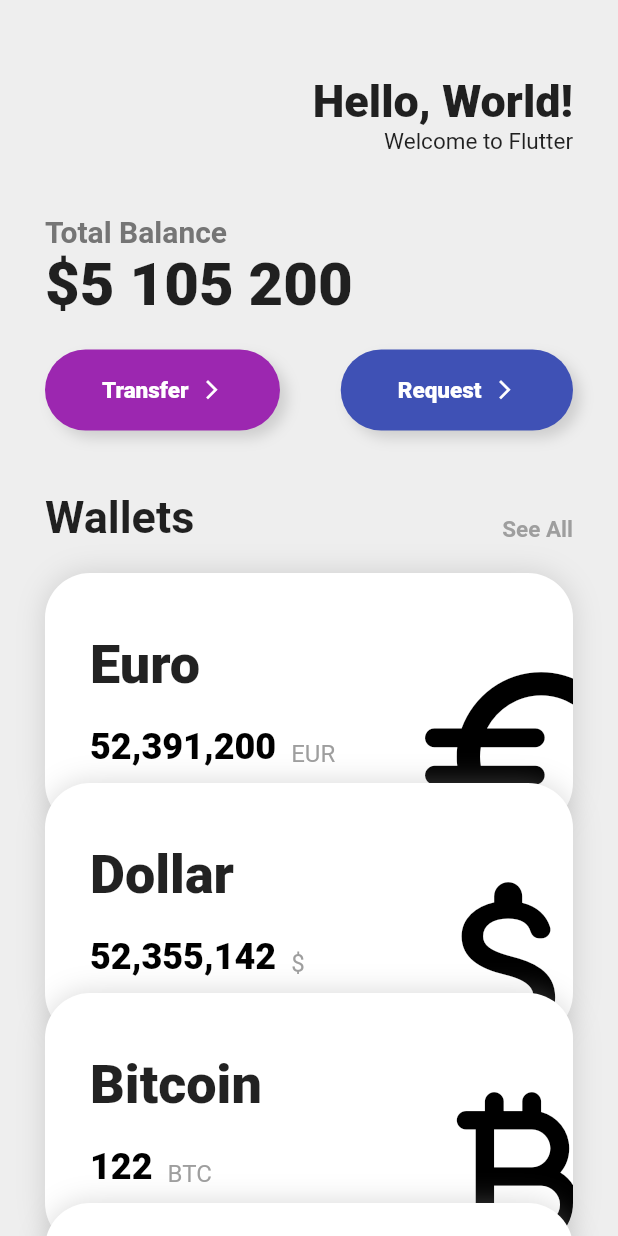
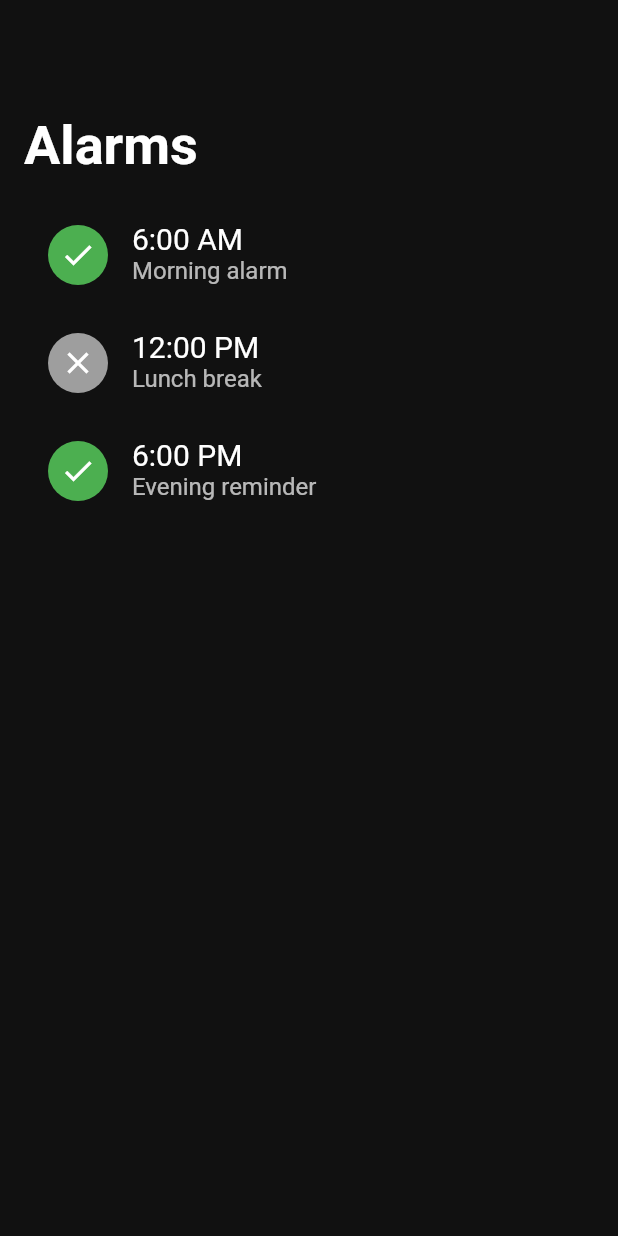
Before and after one commit to s-saens/nomad_flutter_toonflix, a Flutter app: the screen it shows after launch, on a phone screen of 412 x 824 dp. Run offline on Flutter 3.47's test engine with Material 2 defaults, Android fonts, the phone set to English and light mode, and no system bars.

Commit message:
Alarm scene made by chat-gpt

```diff
--- a/lib/main.dart
+++ b/lib/main.dart
@@ -1,150 +1,17 @@
+import 'package:flutter/material.dart';
+import 'pages/home.dart';
 
-import 'package:flutter/material.dart';
-import 'widgets/button.dart';
-import 'widgets/mycard.dart';
-
-void main() {
-  runApp(const MyApp());
-}
+void main() => runApp(const MyApp());
 
 class MyApp extends StatelessWidget {
-  const MyApp({Key? key}) : super(key: key);
+  const MyApp({super.key});
 
   @override
   Widget build(BuildContext context) {
     return MaterialApp(
-      title: 'Flutter Demo',
-      theme: ThemeData(
-        primarySwatch: Colors.amber,
-      ),
-      home: Scaffold(
-        backgroundColor: Colors.grey[200],
-        body: SingleChildScrollView(
-          child: Padding(
-            padding: const EdgeInsets.all(30),
-            child: Column(
-              children: [
-                const SizedBox(height: 20),
-                Row(
-                  mainAxisAlignment: MainAxisAlignment.end,
-                  children: [
-                    Column(
-                      crossAxisAlignment: CrossAxisAlignment.end,
-                      children: const [
-                        Text(
-                          'Hello, World!',
-                          style: TextStyle(
-                            fontSize: 30,
-                            fontWeight: FontWeight.w800,
-                          ),
-                        ),
-                        Text(
-                          'Welcome to Flutter',
-                          style: TextStyle(
-                            fontSize: 15,
-                          ),
-                        ),
-                      ],
-                    ),
-                  ],
-                ),
-                const SizedBox(height: 40),
-                Row(
-                  children: [
-                    Column(
-                      crossAxisAlignment: CrossAxisAlignment.start,
-                      children: [
-                        Text(
-                          "Total Balance",
-                          style: TextStyle(
-                            color: Colors.grey[600],
-                            fontSize: 20,
-                            fontWeight: FontWeight.bold,
-                          ),
-                        ),
-                        const Text(
-                          "\$5 105 200",
-                          style: TextStyle(
-                            fontSize: 40,
-                            fontWeight: FontWeight.w800,
-                          ),
-                        )
-                      ],
-                    ),
-                  ],
-                ),
-                const SizedBox(height: 20),
-                Row(
-                  mainAxisAlignment: MainAxisAlignment.spaceBetween,
-                  children: [
-                    Button(
-                      text: "Transfer",
-                      backgroundColor: Colors.primaries[2],
-                      fontColor: Colors.white,
-                    ),
-                    Button(
-                      text: "Request",
-                      backgroundColor: Colors.primaries[4],
-                      fontColor: Colors.white,
-                    ),
-                  ],
-                ),
-                const SizedBox(height: 40),
-                Row(
-                  mainAxisAlignment: MainAxisAlignment.spaceBetween,
-                  crossAxisAlignment: CrossAxisAlignment.end,
-                  children: const [
-                    Text(
-                      "Wallets",
-                      style: TextStyle(
-                        fontSize: 30,
-                        fontWeight: FontWeight.bold,
-                      ),
-                    ),
-                    Text(
-                      "See All",
-                      style: TextStyle(
-                        fontSize: 15,
-                        fontWeight: FontWeight.bold,
-                        color: Colors.grey,
-                      ),
-                    ),
-                  ],
-                ),
-                const SizedBox(height: 20),
-                const MyCard(
-                  title: "Euro",
-                  amount: 52391200,
-                  unit: "EUR",
-                  iconData: Icons.euro_rounded,
-                  order: 0,
-                ),
-                const MyCard(
-                  title: "Dollar",
-                  amount: 52355142,
-                  unit: "\$",
-                  iconData: Icons.attach_money_rounded,
-                  order: 1,
-                ),
-                const MyCard(
-                  title: "Bitcoin",
-                  amount: 122,
-                  unit: "BTC",
-                  iconData: Icons.currency_bitcoin_rounded,
-                  order: 2,
-                ),
-                const MyCard(
-                  title: "Ethereum",
-                  amount: 52391200,
-                  unit: "ETH",
-                  iconData: Icons.e_mobiledata_rounded,
-                  order: 3,
-                ),
-              ],
-            ),
-          ),
-        ),
-      ),
+      title: 'Alarm made by Chat-GPT',
+      theme: ThemeData.dark(),
+      home: const HomePage(),
     );
   }
 }
--- /dev/null
+++ b/lib/pages/home.dart
@@ -0,0 +1,89 @@
+import 'package:flutter/material.dart';
+
+class HomePage extends StatelessWidget {
+  const HomePage({super.key});
+
+  @override
+  Widget build(BuildContext context) {
+    return const AlarmList();
+  }
+}
+
+class AlarmList extends StatefulWidget {
+  const AlarmList({super.key});
+
+  @override
+  State<AlarmList> createState() => _AlarmListState();
+}
+
+class Alarm {
+  final String time;
+  final String label;
+  final bool isActive;
+
+  Alarm({required this.time, required this.label, required this.isActive});
+}
+
+class _AlarmListState extends State<AlarmList> {
+  final List<Alarm> alarms = [
+    Alarm(time: '6:00 AM', label: 'Morning alarm', isActive: true),
+    Alarm(time: '12:00 PM', label: 'Lunch break', isActive: false),
+    Alarm(time: '6:00 PM', label: 'Evening reminder', isActive: true),
+  ];
+
+  @override
+  void initState() {
+    super.initState();
+    print('initState()');
+  }
+
+  @override
+  Widget build(BuildContext context) {
+    return Scaffold(
+      backgroundColor: const Color(0xFF111111),
+      body: Padding(
+        padding: const EdgeInsets.all(16.0),
+        child: Column(
+          crossAxisAlignment: CrossAxisAlignment.start,
+          children: [
+            const SizedBox(height: 60),
+            const Text(
+              'Alarms',
+              style: TextStyle(
+                fontSize: 36,
+                fontWeight: FontWeight.bold,
+              ),
+            ),
+            const SizedBox(height: 16),
+            Expanded(
+              child: ListView.builder(
+                itemCount: alarms.length,
+                itemBuilder: (context, index) {
+                  final alarm = alarms[index];
+                  return ListTile(
+                    leading: CircleAvatar(
+                      backgroundColor:
+                          alarm.isActive ? Colors.green : Colors.grey,
+                      child: Icon(
+                        alarm.isActive ? Icons.check : Icons.close,
+                        color: Colors.white,
+                      ),
+                    ),
+                    title: Text(
+                      alarm.time,
+                      style: const TextStyle(fontSize: 20),
+                    ),
+                    subtitle: Text(
+                      alarm.label,
+                      style: const TextStyle(fontSize: 16),
+                    ),
+                  );
+                },
+              ),
+            ),
+          ],
+        ),
+      ),
+    );
+  }
+}
--- a/lib/widgets/button.dart
+++ /dev/null
@@ -1,53 +0,0 @@
-import 'package:flutter/material.dart';
-
-class Button extends StatelessWidget {
-  final String text;
-  final Color backgroundColor;
-  final Color fontColor;
-
-  const Button({
-    super.key,
-    required this.text,
-    required this.backgroundColor,
-    required this.fontColor,
-  });
-
-  @override
-  Widget build(BuildContext context) {
-    return Container(
-      padding: const EdgeInsets.symmetric(
-        horizontal: 30,
-        vertical: 10,
-      ),
-      decoration: BoxDecoration(
-        borderRadius: BorderRadius.circular(40),
-        color: backgroundColor,
-        boxShadow: [
-          BoxShadow(
-            color: Colors.grey.withOpacity(0.4),
-            spreadRadius: 0,
-            blurRadius: 7,
-            offset: const Offset(5, 5),
-          ),
-        ],
-      ),
-      child: ButtonBar(
-        children: [
-          Text(
-            text,
-            style: TextStyle(
-              color: fontColor,
-              fontSize: 15,
-              fontWeight: FontWeight.w800,
-            ),
-          ),
-          Icon(
-            Icons.arrow_forward_ios,
-            color: fontColor,
-            size: 15,
-          ),
-        ],
-      ),
-    );
-  }
-}
--- a/lib/widgets/mycard.dart
+++ /dev/null
@@ -1,100 +0,0 @@
-import 'package:flutter/material.dart';
-import 'package:intl/intl.dart';
-
-class MyCard extends StatelessWidget {
-  final String title;
-  final int amount;
-  final String unit;
-  final IconData iconData;
-  final int order;
-
-  const MyCard({
-    super.key,
-    required this.title,
-    required this.amount,
-    required this.unit,
-    required this.iconData,
-    required this.order,
-  });
-
-  @override
-  Widget build(BuildContext context) {
-    return Transform.translate(
-      offset: Offset(0, order * -30.0),
-      child: Container(
-        clipBehavior: Clip.antiAlias,
-        padding: const EdgeInsets.symmetric(
-          horizontal: 30,
-          vertical: 40,
-        ),
-        decoration: BoxDecoration(
-          borderRadius: BorderRadius.circular(30),
-          color: Colors.white,
-          boxShadow: [
-            BoxShadow(
-              color: Colors.grey.withOpacity(0.4),
-              spreadRadius: 0,
-              blurRadius: 16,
-            ),
-          ],
-        ),
-        child: Row(
-          mainAxisAlignment: MainAxisAlignment.spaceBetween,
-          children: [
-            Column(
-              crossAxisAlignment: CrossAxisAlignment.start,
-              children: [
-                Text(
-                  title,
-                  style: const TextStyle(
-                    fontSize: 36,
-                    fontWeight: FontWeight.w800,
-                  ),
-                ),
-                const SizedBox(height: 20),
-                Row(
-                  crossAxisAlignment: CrossAxisAlignment.end,
-                  children: [
-                    Text(
-                      NumberFormat('###,###,###,###,###,###,###')
-                          .format(amount),
-                      style: const TextStyle(
-                        color: Colors.black,
-                        fontSize: 24,
-                        fontWeight: FontWeight.w800,
-                      ),
-                    ),
-                    const SizedBox(width: 10),
-                    Text(
-                      unit,
-                      style: const TextStyle(
-                        color: Colors.grey,
-                        fontSize: 16,
-                      ),
-                    ),
-                  ],
-                )
-              ],
-            ),
-            Column(
-              children: [
-                const SizedBox(height: 20),
-                Transform.scale(
-                  scale: 3,
-                  child: Transform.translate(
-                    offset: const Offset(5, 9),
-                    child: Icon(
-                      iconData,
-                      color: Colors.black,
-                      size: 50,
-                    ),
-                  ),
-                ),
-              ],
-            ),
-          ],
-        ),
-      ),
-    );
-  }
-}
```
